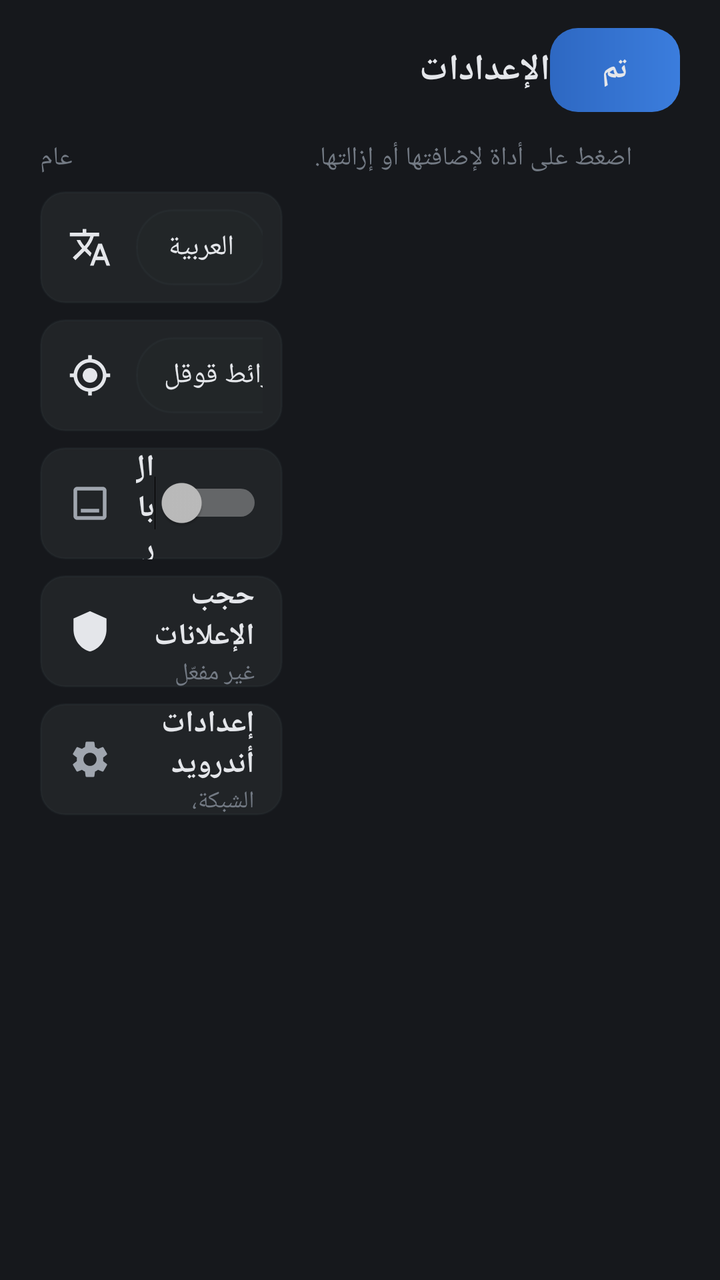
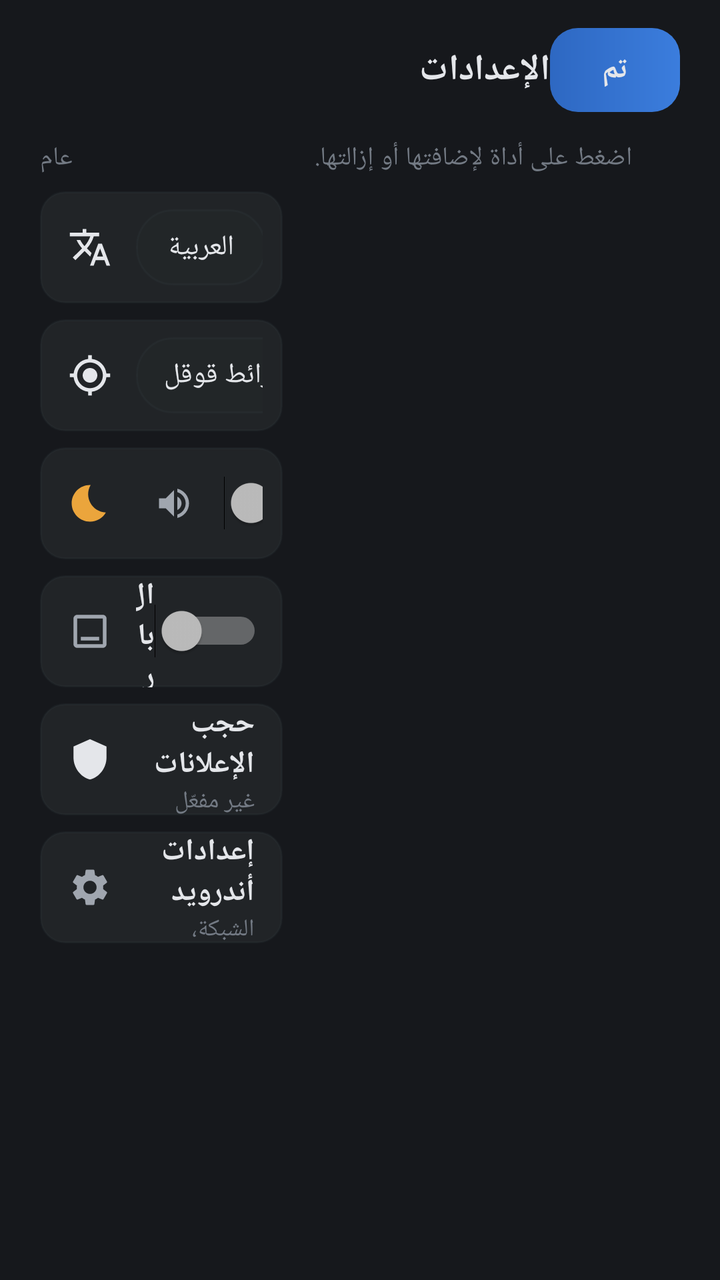

Two renders of the same Android screen: before a commit and after it. Below are the layout's source before the change and the commit's diff.
<!-- AndroidManifest.xml: application theme CarTheme -->
<!-- res/layout/activity_settings.xml -->
<?xml version="1.0" encoding="utf-8"?>
<LinearLayout xmlns:android="http://schemas.android.com/apk/res/android"
    android:layout_width="match_parent"
    android:layout_height="match_parent"
    android:background="@color/bg"
    android:filterTouchesWhenObscured="true"
    android:layoutDirection="locale"
    android:orientation="vertical"
    android:paddingStart="20dp"
    android:paddingTop="14dp"
    android:paddingEnd="20dp"
    android:paddingBottom="12dp">

    <LinearLayout
        android:layout_width="match_parent"
        android:layout_height="wrap_content"
        android:gravity="center_vertical"
        android:orientation="horizontal">

        <TextView
            android:layout_width="0dp"
            android:layout_height="wrap_content"
            android:layout_weight="1"
            android:text="@string/settings_title"
            android:textColor="@color/ink"
            android:textSize="18sp"
            android:textStyle="bold" />

        <TextView
            android:id="@+id/btn_done"
            android:layout_width="wrap_content"
            android:layout_height="42dp"
            android:background="@drawable/blue_card_bg"
            android:clickable="true"
            android:focusable="true"
            android:gravity="center"
            android:paddingStart="26dp"
            android:paddingEnd="26dp"
            android:text="@string/tools_done"
            android:textColor="@color/ink"
            android:textSize="15sp"
            android:textStyle="bold" />
    </LinearLayout>

    <LinearLayout
        android:layout_width="match_parent"
        android:layout_height="0dp"
        android:layout_marginTop="14dp"
        android:layout_weight="1"
        android:orientation="horizontal">

        
        <ScrollView
            android:layout_width="0dp"
            android:layout_height="match_parent"
            android:layout_weight="1"
            android:scrollbars="none">

        <LinearLayout
            android:layout_width="match_parent"
            android:layout_height="wrap_content"
            android:orientation="vertical">

            <TextView
                android:layout_width="wrap_content"
                android:layout_height="wrap_content"
                android:text="@string/set_general"
                android:textColor="@color/ink_faint"
                android:textSize="13sp" />

            
            <LinearLayout
                android:layout_width="match_parent"
                android:layout_height="56dp"
                android:layout_marginTop="8dp"
                android:background="@drawable/button_bg"
                android:gravity="center_vertical"
                android:orientation="horizontal"
                android:paddingStart="14dp"
                android:paddingEnd="10dp">

                <ImageView
                    android:layout_width="22dp"
                    android:layout_height="22dp"
                    android:importantForAccessibility="no"
                    android:src="@drawable/ic_language" />

                <TextView
                    android:layout_width="0dp"
                    android:layout_height="wrap_content"
                    android:layout_marginStart="12dp"
                    android:layout_weight="1"
                    android:text="@string/set_language"
                    android:textColor="@color/ink"
                    android:textSize="15sp"
                    android:textStyle="bold" />

                <TextView
                    android:id="@+id/lang_ar"
                    android:layout_width="wrap_content"
                    android:layout_height="38dp"
                    android:background="@drawable/chip_bg"
                    android:clickable="true"
                    android:focusable="true"
                    android:gravity="center"
                    android:paddingStart="16dp"
                    android:paddingEnd="16dp"
                    android:text="العربية"
                    android:textColor="@color/ink"
                    android:textSize="14sp" />

                <TextView
                    android:id="@+id/lang_en"
                    android:layout_width="wrap_content"
                    android:layout_height="38dp"
                    android:layout_marginStart="6dp"
                    android:background="@drawable/chip_bg"
                    android:clickable="true"
                    android:focusable="true"
                    android:gravity="center"
                    android:paddingStart="16dp"
                    android:paddingEnd="16dp"
                    android:text="English"
                    android:textColor="@color/ink"
                    android:textSize="14sp" />
            </LinearLayout>

            
            <LinearLayout
                android:layout_width="match_parent"
                android:layout_height="56dp"
                android:layout_marginTop="8dp"
                android:background="@drawable/button_bg"
                android:gravity="center_vertical"
                android:orientation="horizontal"
                android:paddingStart="14dp"
                android:paddingEnd="10dp">

                <ImageView
                    android:layout_width="22dp"
                    android:layout_height="22dp"
                    android:importantForAccessibility="no"
                    android:src="@drawable/ic_location" />

                <TextView
                    android:layout_width="0dp"
                    android:layout_height="wrap_content"
                    android:layout_marginStart="12dp"
                    android:layout_weight="1"
                    android:text="@string/set_nav_app"
                    android:textColor="@color/ink"
                    android:textSize="15sp"
                    android:textStyle="bold" />

                <TextView
                    android:id="@+id/nav_maps"
                    android:layout_width="wrap_content"
                    android:layout_height="38dp"
                    android:background="@drawable/chip_bg"
                    android:clickable="true"
                    android:focusable="true"
                    android:gravity="center"
                    android:paddingStart="14dp"
                    android:paddingEnd="14dp"
                    android:text="@string/maps"
                    android:textColor="@color/ink"
                    android:textSize="14sp" />

                <TextView
                    android:id="@+id/nav_hudhud"
                    android:layout_width="wrap_content"
                    android:layout_height="38dp"
                    android:layout_marginStart="6dp"
                    android:background="@drawable/chip_bg"
                    android:clickable="true"
                    android:focusable="true"
                    android:gravity="center"
                    android:paddingStart="14dp"
                    android:paddingEnd="14dp"
                    android:text="@string/hudhud"
                    android:textColor="@color/ink"
                    android:textSize="14sp" />
            </LinearLayout>

            
            <LinearLayout
                android:id="@+id/row_dock"
                android:layout_width="match_parent"
                android:layout_height="56dp"
                android:layout_marginTop="8dp"
                android:background="@drawable/button_bg"
                android:clickable="true"
                android:focusable="true"
                android:gravity="center_vertical"
                android:orientation="horizontal"
                android:paddingStart="14dp"
                android:paddingEnd="10dp">

                <ImageView
                    android:layout_width="22dp"
                    android:layout_height="22dp"
                    android:importantForAccessibility="no"
                    android:src="@drawable/ic_dock" />

                <LinearLayout
                    android:layout_width="0dp"
                    android:layout_height="wrap_content"
                    android:layout_marginStart="12dp"
                    android:layout_weight="1"
                    android:orientation="vertical">

                    <TextView
                        android:layout_width="wrap_content"
                        android:layout_height="wrap_content"
                        android:text="@string/set_dock"
                        android:textColor="@color/ink"
                        android:textSize="15sp"
                        android:textStyle="bold" />

                    <TextView
                        android:layout_width="wrap_content"
                        android:layout_height="wrap_content"
                        android:text="@string/set_dock_desc"
                        android:textColor="@color/ink_faint"
                        android:textSize="12sp" />
                </LinearLayout>

                <Switch
                    android:id="@+id/switch_dock"
                    android:layout_width="wrap_content"
                    android:layout_height="wrap_content"
                    android:clickable="false"
                    android:focusable="false" />
            </LinearLayout>

            
            <LinearLayout
                android:id="@+id/row_adblock"
                android:layout_width="match_parent"
                android:layout_height="56dp"
                android:layout_marginTop="8dp"
                android:background="@drawable/button_bg"
                android:clickable="true"
                android:focusable="true"
                android:gravity="center_vertical"
                android:orientation="horizontal"
                android:paddingStart="14dp"
                android:paddingEnd="14dp">

                <ImageView
                    android:id="@+id/adblock_icon"
                    android:layout_width="22dp"
                    android:layout_height="22dp"
                    android:importantForAccessibility="no"
                    android:src="@drawable/ic_shield" />

                <LinearLayout
                    android:layout_width="0dp"
                    android:layout_height="wrap_content"
                    android:layout_marginStart="12dp"
                    android:layout_weight="1"
                    android:orientation="vertical">

                    <TextView
                        android:layout_width="wrap_content"
                        android:layout_height="wrap_content"
                        android:text="@string/set_adblock"
                        android:textColor="@color/ink"
                        android:textSize="15sp"
                        android:textStyle="bold" />

                    <TextView
                        android:id="@+id/adblock_state"
                        android:layout_width="wrap_content"
                        android:layout_height="wrap_content"
                        android:text="@string/set_adblock_off"
                        android:textColor="@color/ink_faint"
                        android:textSize="12sp" />
                </LinearLayout>
            </LinearLayout>

            
            <LinearLayout
                android:id="@+id/row_system"
                android:layout_width="match_parent"
                android:layout_height="56dp"
                android:layout_marginTop="8dp"
                android:background="@drawable/button_bg"
                android:clickable="true"
                android:focusable="true"
                android:gravity="center_vertical"
                android:orientation="horizontal"
                android:paddingStart="14dp"
                android:paddingEnd="14dp">

                <ImageView
                    android:layout_width="22dp"
                    android:layout_height="22dp"
                    android:importantForAccessibility="no"
                    android:src="@drawable/ic_settings"
                    android:tint="@color/ink_soft" />

                <LinearLayout
                    android:layout_width="0dp"
                    android:layout_height="wrap_content"
                    android:layout_marginStart="12dp"
                    android:layout_weight="1"
                    android:orientation="vertical">

                    <TextView
                        android:layout_width="wrap_content"
                        android:layout_height="wrap_content"
                        android:text="@string/set_system"
                        android:textColor="@color/ink"
                        android:textSize="15sp"
                        android:textStyle="bold" />

                    <TextView
                        android:layout_width="wrap_content"
                        android:layout_height="wrap_content"
                        android:text="@string/set_system_desc"
                        android:textColor="@color/ink_faint"
                        android:textSize="12sp" />
                </LinearLayout>
            </LinearLayout>
        </LinearLayout>

        </ScrollView>

        
        <LinearLayout
            android:layout_width="0dp"
            android:layout_height="match_parent"
            android:layout_marginStart="16dp"
            android:layout_weight="1.5"
            android:orientation="vertical">

            <TextView
                android:layout_width="wrap_content"
                android:layout_height="wrap_content"
                android:text="@string/tools_hint"
                android:textColor="@color/ink_faint"
                android:textSize="13sp" />

            <GridView
                android:id="@+id/tools_grid"
                android:layout_width="match_parent"
                android:layout_height="0dp"
                android:layout_marginTop="8dp"
                android:layout_weight="1"
                android:horizontalSpacing="8dp"
                android:numColumns="2"
                android:scrollbars="none"
                android:stretchMode="columnWidth"
                android:verticalSpacing="8dp" />
        </LinearLayout>
    </LinearLayout>
</LinearLayout>
<!-- resources referenced by this layout -->
<resources>
  <color name="bg">#16181C</color>
  <color name="ink">#E4E6EA</color>
  <color name="ink_faint">#737A84</color>
  <color name="ink_soft">#A0A6AF</color>
  <!-- drawable blue_card_bg (drawable) -->
  <?xml version="1.0" encoding="utf-8"?>
  <shape xmlns:android="http://schemas.android.com/apk/res/android" android:shape="rectangle">
      <gradient android:angle="0" android:startColor="@color/blue_dark" android:endColor="@color/blue" />
      <corners android:radius="14dp" />
  </shape>
  <string name="hudhud">هدهد</string>
  <string name="maps">خرائط قوقل</string>
  <string name="set_adblock">حجب الإعلانات</string>
  <string name="set_adblock_off">غير مفعّل · اضغط للتفعيل لكل التطبيقات</string>
  <string name="set_dock">البار السفلي</string>
  <string name="set_dock_desc">إظهار بار التطبيقات أسفل الشاشة</string>
  <string name="set_general">عام</string>
  <string name="set_language">لغة الواجهة</string>
  <string name="set_nav_app">تطبيق «موقعي»</string>
  <string name="set_system">إعدادات أندرويد</string>
  <string name="set_system_desc">الشبكة، الصوت، الشاشة</string>
  <string name="settings_title">الإعدادات</string>
  <string name="tools_done">تم</string>
  <string name="tools_hint">اضغط على أداة لإضافتها أو إزالتها. </string>
  <style name="CarTheme" parent="@android:style/Theme.Material.NoActionBar.Fullscreen">
          <item name="android:windowBackground">@color/bg</item>
          <item name="android:colorAccent">@color/lamp</item>
          <item name="android:statusBarColor">@color/bg</item>
          <item name="android:navigationBarColor">@color/bg</item>
      </style>
  <color name="blue_dark">#2E68C2</color>
  <color name="blue">#3B7DDD</color>
  <color name="tile_pressed">#F22D3036</color>
  <color name="tile">#E6232629</color>
  <color name="line">#2E3A424C</color>
  <color name="dock_active">#2D3036</color>
  <color name="orange">#EBA53C</color>
  <color name="lamp">#EBA53C</color>
  <!-- unchanged entries left out for length: 7 -->
</resources>

<!-- the commit's change to res/layout/activity_settings.xml (unified diff, before → after) -->
@@ -184,6 +184,67 @@
 
             
             <LinearLayout
+                android:id="@+id/row_prayer_alerts"
+                android:layout_width="match_parent"
+                android:layout_height="56dp"
+                android:layout_marginTop="8dp"
+                android:background="@drawable/button_bg"
+                android:clickable="true"
+                android:focusable="true"
+                android:gravity="center_vertical"
+                android:orientation="horizontal"
+                android:paddingStart="14dp"
+                android:paddingEnd="10dp">
+
+                <ImageView
+                    android:layout_width="22dp"
+                    android:layout_height="22dp"
+                    android:importantForAccessibility="no"
+                    android:src="@drawable/ic_prayer" />
+
+                <LinearLayout
+                    android:layout_width="0dp"
+                    android:layout_height="wrap_content"
+                    android:layout_marginStart="12dp"
+                    android:layout_weight="1"
+                    android:orientation="vertical">
+
+                    <TextView
+                        android:layout_width="wrap_content"
+                        android:layout_height="wrap_content"
+                        android:text="@string/set_prayer_alerts"
+                        android:textColor="@color/ink"
+                        android:textSize="15sp"
+                        android:textStyle="bold" />
+
+                    <TextView
+                        android:layout_width="wrap_content"
+                        android:layout_height="wrap_content"
+                        android:text="@string/set_prayer_alerts_desc"
+                        android:textColor="@color/ink_faint"
+                        android:textSize="12sp" />
+                </LinearLayout>
+
+                <ImageView
+                    android:id="@+id/btn_preview_tone"
+                    android:layout_width="38dp"
+                    android:layout_height="38dp"
+                    android:layout_marginEnd="6dp"
+                    android:background="@drawable/icon_btn_bg"
+                    android:contentDescription="@string/set_preview_tone"
+                    android:padding="9dp"
+                    android:src="@drawable/ic_play_tone" />
+
+                <Switch
+                    android:id="@+id/switch_prayer_alerts"
+                    android:layout_width="wrap_content"
+                    android:layout_height="wrap_content"
+                    android:clickable="false"
+                    android:focusable="false" />
+            </LinearLayout>
+
+            
+            <LinearLayout
                 android:id="@+id/row_dock"
                 android:layout_width="match_parent"
                 android:layout_height="56dp"
<!-- resource entries referenced after the edit -->
@@ -10,6 +10,32 @@
       <gradient android:angle="0" android:startColor="@color/blue_dark" android:endColor="@color/blue" />
       <corners android:radius="14dp" />
   </shape>
+  <!-- drawable ic_play_tone (drawable) -->
+  <?xml version="1.0" encoding="utf-8"?>
+  <vector xmlns:android="http://schemas.android.com/apk/res/android" android:width="24dp" android:height="24dp" android:viewportWidth="24" android:viewportHeight="24">
+      <path android:fillColor="#A0A6AF" android:pathData="M3,9v6h4l5,5V4L7,9H3zM16.5,12c0,-1.77 -1.02,-3.29 -2.5,-4.03v8.05c1.48,-0.73 2.5,-2.25 2.5,-4.02zM14,3.23v2.06c2.89,0.86 5,3.54 5,6.71s-2.11,5.85 -5,6.71v2.06c4.01,-0.91 7,-4.49 7,-8.77s-2.99,-7.86 -7,-8.77z" />
+  </vector>
+  <!-- drawable ic_prayer (drawable) -->
+  <?xml version="1.0" encoding="utf-8"?>
+  <vector xmlns:android="http://schemas.android.com/apk/res/android" android:width="24dp" android:height="24dp" android:viewportWidth="24" android:viewportHeight="24">
+      <path android:fillColor="#EBA53C" android:pathData="M12.34,2.02C6.59,1.82 2,6.42 2,12c0,5.52 4.48,10 10,10 3.71,0 6.93,-2.02 8.66,-5.02 -7.51,-0.25 -12.09,-8.43 -8.32,-14.96z" />
+  </vector>
+  <!-- drawable icon_btn_bg (drawable) -->
+  <?xml version="1.0" encoding="utf-8"?>
+  <selector xmlns:android="http://schemas.android.com/apk/res/android">
+      <item android:state_pressed="true">
+          <shape android:shape="rectangle">
+              <solid android:color="@color/dock_active" />
+              <corners android:radius="10dp" />
+          </shape>
+      </item>
+      <item>
+          <shape android:shape="rectangle">
+              <solid android:color="@android:color/transparent" />
+              <corners android:radius="10dp" />
+          </shape>
+      </item>
+  </selector>
   <string name="hudhud">هدهد</string>
   <string name="maps">خرائط قوقل</string>
   <string name="set_adblock">حجب الإعلانات</string>
@@ -19,6 +45,9 @@
   <string name="set_general">عام</string>
   <string name="set_language">لغة الواجهة</string>
   <string name="set_nav_app">تطبيق «موقعي»</string>
+  <string name="set_prayer_alerts">تنبيهات الصلاة</string>
+  <string name="set_prayer_alerts_desc">نغمة قبل الأذان وعنده وقبل الإقامة</string>
+  <string name="set_preview_tone">اسمع النغمة</string>
   <string name="set_system">إعدادات أندرويد</string>
   <string name="set_system_desc">الشبكة، الصوت، الشاشة</string>
   <string name="settings_title">الإعدادات</string>
